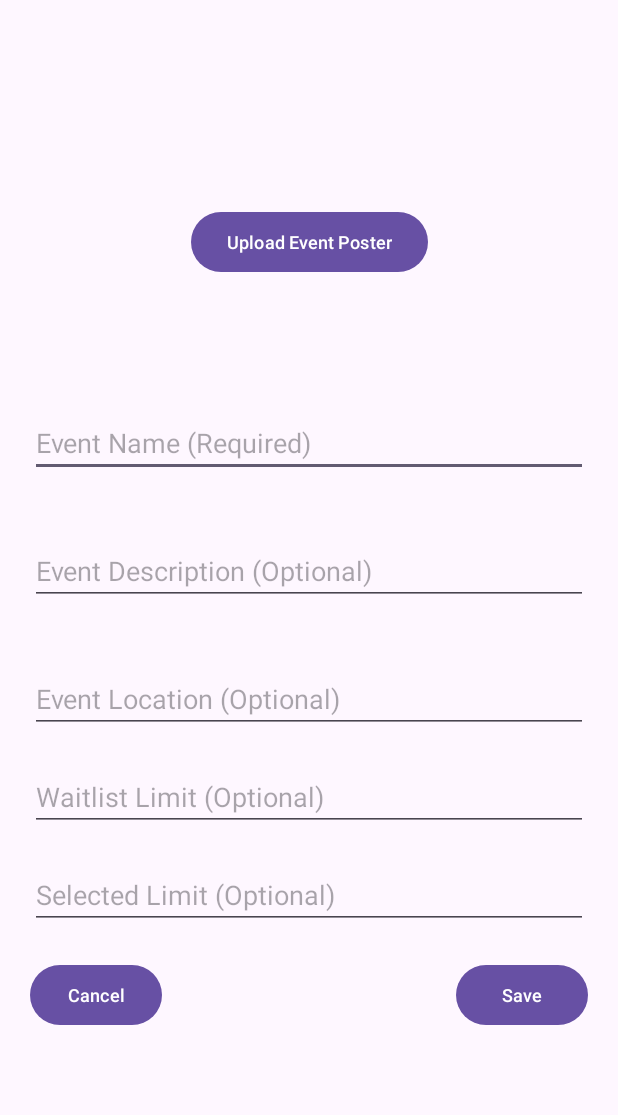
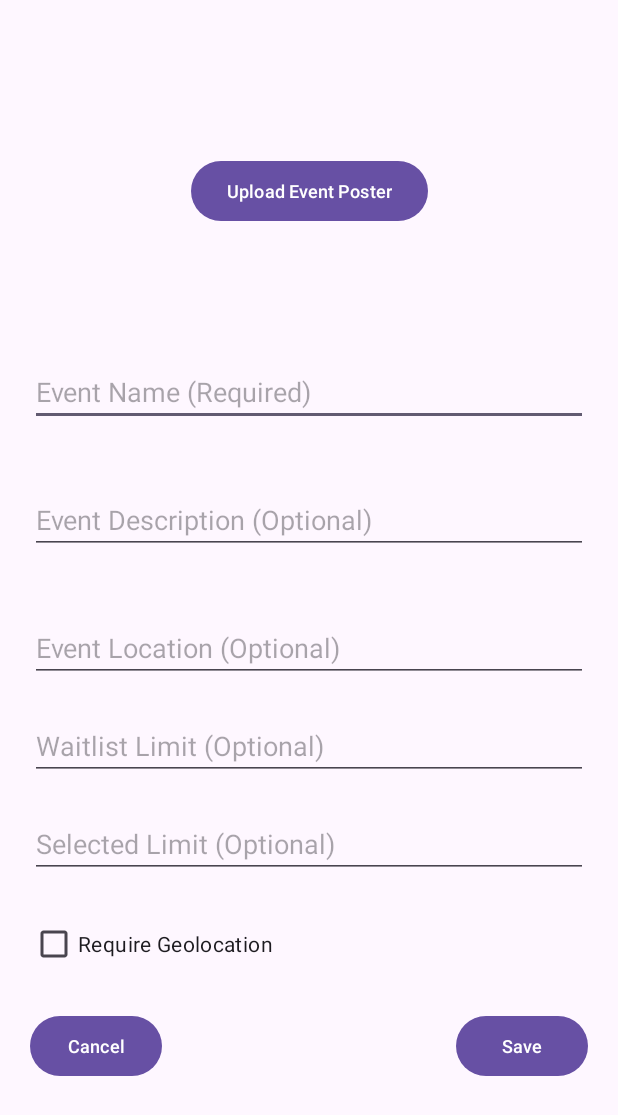
Before and after one commit to CMPUT301F24zenith/zenith-events, an Android app: the CreateEventPage screen opened directly, with no data from a screen before it, on a phone screen of 412 x 824 dp. Shown: the top 1115 px of the screen. Run offline under Robolectric (Android 15) with nearby library versions, the phone set to English and light mode, and no system bars; our stand-ins replace Firebase (no records; nobody signed in at launch, a user with empty details on screens opened directly); 7 statements that could not run were skipped.

Commit message:
can set geolocation req for events

```diff
--- a/app/src/main/AndroidManifest.xml
+++ b/app/src/main/AndroidManifest.xml
@@ -13,6 +13,8 @@
     <uses-permission android:name="android.permission.READ_MEDIA_IMAGES" />
     <uses-permission android:name="android.permission.INTERNET" />
     <uses-permission android:name="android.permission.READ_MEDIA_IMAGES" />
+    <uses-permission android:name="android.permission.ACCESS_FINE_LOCATION" />
+    <uses-permission android:name="android.permission.ACCESS_COARSE_LOCATION" />
 
     <application
         android:allowBackup="true"
--- a/app/src/main/java/com/example/zenithevents/Events/CreateEventPage.java
+++ b/app/src/main/java/com/example/zenithevents/Events/CreateEventPage.java
@@ -11,6 +11,7 @@ import android.provider.MediaStore;
 import android.util.Base64;
 import android.util.Log;
 import android.widget.Button;
+import android.widget.CheckBox;
 import android.widget.EditText;
 import android.widget.ImageView;
 import android.widget.TextView;
@@ -49,6 +50,8 @@ public class CreateEventPage extends AppCompatActivity {
     String pageTitle, eventTitle, selectedLimitString, eventLimitString, numParticipants, uploadedPosterString, eventLocation, eventDescription;
     TextView pageTitleView;
     EditText eventNameView, eventLimitView, eventLocationView, eventDescriptionView, selectedLimitView;
+    CheckBox geolocationCheck;
+    Boolean isGeolocationChecked;
     Event event;
     ImageView eventPosterImage;
     Uri uploadedPosterUri;
@@ -98,6 +101,9 @@ public class CreateEventPage extends AppCompatActivity {
         selectedLimitString = event.getSelectedLimit() == 0 ? "" : String.valueOf(event.getSelectedLimit());
         selectedLimitView = findViewById(R.id.selectedLimitInput);
         selectedLimitView.setText(selectedLimitString);
+
+        geolocationCheck = findViewById(R.id.geolocationCheckbox);
+        geolocationCheck.setChecked(event.getHasGeolocation());
 
         createEventSaveButton = findViewById(R.id.createEventSaveButton);
         createEventSaveButton.setOnClickListener(v -> {
@@ -162,6 +168,9 @@ public class CreateEventPage extends AppCompatActivity {
                     Log.d("DEBUG", "Image couldn't be processed");
                 }
             }
+
+            isGeolocationChecked = geolocationCheck.isChecked();
+            event.setHasGeolocation(isGeolocationChecked);
 
           eventUtils.createUpdateEvent(context, event, eventId -> {
                 if (eventId != null) {
--- a/app/src/main/res/layout/create_event_main.xml
+++ b/app/src/main/res/layout/create_event_main.xml
@@ -88,6 +88,17 @@
             android:inputType="number"
             />
 
+        <CheckBox
+            android:id="@+id/geolocationCheckbox"
+            android:layout_width="match_parent"
+            android:layout_height="wrap_content"
+            android:layout_margin="20dp"
+            android:text="Require Geolocation"
+            app:layout_constraintTop_toBottomOf="@+id/selectedLimitInput"
+            app:layout_constraintStart_toStartOf="parent"
+            app:layout_constraintEnd_toEndOf="parent" />
+
+
         <Button
             android:id="@+id/createEventCancelButton"
             android:layout_width="wrap_content"
@@ -99,7 +110,7 @@
             android:textSize="12sp"
             app:layout_constraintBottom_toBottomOf="parent"
             app:layout_constraintStart_toStartOf="parent"
-            app:layout_constraintTop_toBottomOf="@+id/selectedLimitInput" />
+            app:layout_constraintTop_toBottomOf="@+id/geolocationCheckbox" />
 
         <Button
             android:id="@+id/createEventSaveButton"
@@ -112,7 +123,7 @@
             android:textSize="12sp"
             app:layout_constraintBottom_toBottomOf="parent"
             app:layout_constraintEnd_toEndOf="parent"
-            app:layout_constraintTop_toBottomOf="@+id/selectedLimitInput" />
+            app:layout_constraintTop_toBottomOf="@+id/geolocationCheckbox" />
 
         <Button
             android:id="@+id/uploadEventPosterButton"
```
Also changed, not shown: app/src/main/java/com/example/zenithevents/Objects/Event.java (+13 -1 lines).
